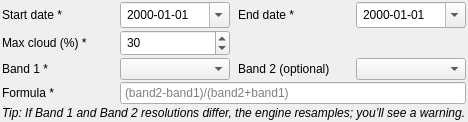
Qt form virtughan_qgis/common/common_form.ui (virtughan/qgis-plugin) before a commit.
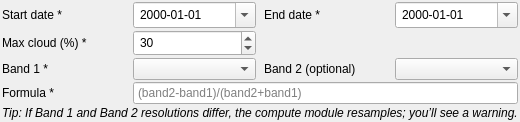
The same form after that commit.

Commit message:
Refine AOI UX, zoom settings, and Compute/Download wording
- Add mode-first AOI flow in Compute and Download with hidden action buttons until mode is selected
- Add Select mode default and hide AOI action/clear controls when no mode is chosen
- Centralize startup map zoom in map_setup and remove per-call override in main plugin
- Add dedicated geocoding scale constant and set geocoding zoom to 15000
- Rename user-facing Engine wording to Compute across forms, menus, results, and messages
- Update Engine/Extractor headings to Compute/Download terminology

```diff
--- a/virtughan_qgis/common/common_form.ui
+++ b/virtughan_qgis/common/common_form.ui
@@ -87,7 +87,7 @@
    <item row="4" column="0" colspan="4">
     <widget class="QLabel" name="hintLabel">
      <property name="text">
-      <string>&lt;i&gt;Tip: If Band 1 and Band 2 resolutions differ, the engine resamples; you’ll see a warning.&lt;/i&gt;</string>
+     <string>&lt;i&gt;Tip: If Band 1 and Band 2 resolutions differ, the compute module resamples; you’ll see a warning.&lt;/i&gt;</string>
      </property>
     </widget>
    </item>
```
The commit also changes 9 other files.
